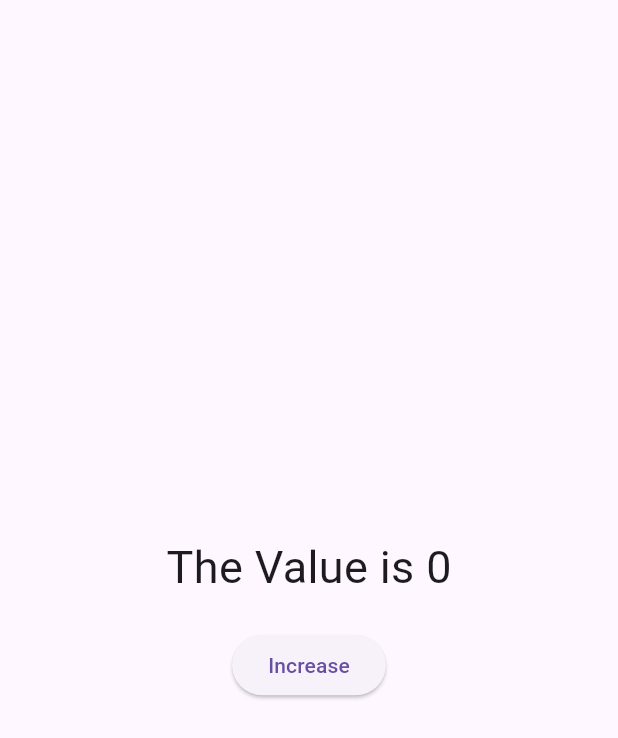
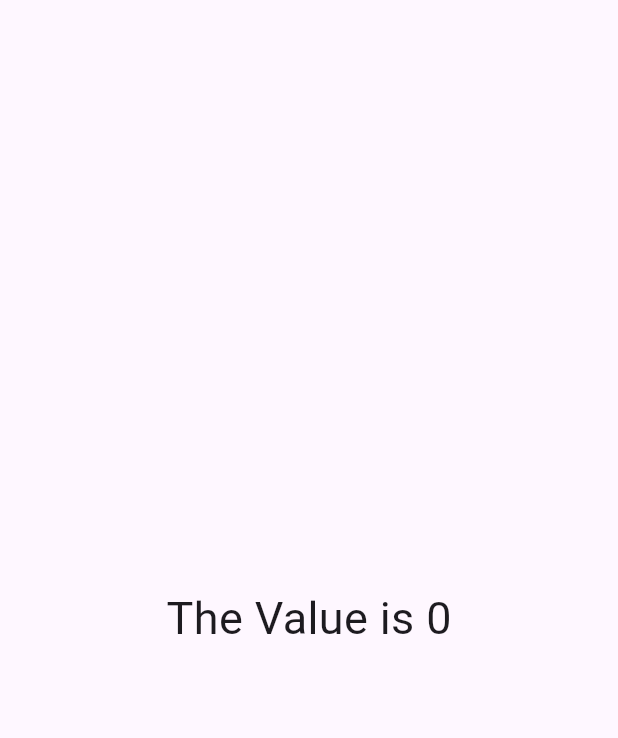
Before and after one commit to ChandanGupta31/get_x, a Flutter app: the screen it shows after launch, on a phone screen of 412 x 824 dp. Shown: the top 738 px of the screen. Run offline on Flutter 3.47's test engine with Material 3 defaults, Android fonts, the phone set to English and light mode, and no system bars; our stand-ins replace get.

Commit message:
Controller LifeCycle

```diff
--- a/lib/get_x/10_getx_simple_state_manager/ui.dart
+++ b/lib/get_x/10_getx_simple_state_manager/ui.dart
@@ -1,6 +1,7 @@
 import 'package:flutter/material.dart';
 import 'package:get/get.dart';
-import 'package:get_x/get_x/9_getx_controller_type/business_logic.dart';
+import 'package:get_x/get_x/10_getx_simple_state_manager/business_logic.dart';
+
 
 class GetxSimpleStateManager extends StatelessWidget {
   GetxSimpleStateManager({super.key});
--- /dev/null
+++ b/lib/get_x/11_getx_controller_lifecycle/ui.dart
@@ -0,0 +1,30 @@
+import 'package:flutter/material.dart';
+import 'package:get/get.dart';
+import 'package:get_x/get_x/11_getx_controller_lifecycle/business_logic.dart';
+
+class GetxControllerLifeCycle extends StatelessWidget {
+  GetxControllerLifeCycle({super.key});
+
+
+  MyController myController = Get.put(MyController());
+
+  @override
+  Widget build(BuildContext context) {
+    return Scaffold(
+      body: Center(
+        child: GetBuilder<MyController>(
+            // init: myController.increment(),
+            // dispose: myController.close(),
+            builder: (controller) {
+              return Text(
+                'The Value is ${myController.count}',
+                style: TextStyle(
+                  fontSize: 30,
+                ),
+              );
+            },
+        ),
+      ),
+    );
+  }
+}
--- a/lib/main.dart
+++ b/lib/main.dart
@@ -1,6 +1,7 @@
 import 'package:flutter/material.dart';
 import 'package:get/get.dart';
 import 'package:get_x/get_x/10_getx_simple_state_manager/ui.dart';
+import 'package:get_x/get_x/11_getx_controller_lifecycle/ui.dart';
 import 'package:get_x/get_x/1_snack_bar.dart';
 import 'package:get_x/get_x/2_show_dialog.dart';
 import 'package:get_x/get_x/3_bottom_sheed_and_dynamic_view.dart';
@@ -17,7 +18,7 @@ void main() {
     initialRoute: '/',
     defaultTransition: Transition.zoom,
     getPages: [
-      GetPage(name: '/', page:() => GetxSimpleStateManager()),
+      GetPage(name: '/', page:() => GetxControllerLifeCycle()),
       GetPage(
         name: '/home',
         page: ()=> SnackBarScreen(),
```
Also changed, not shown: lib/get_x/11_getx_controller_lifecycle/business_logic.dart (added, +34 -0 lines).
